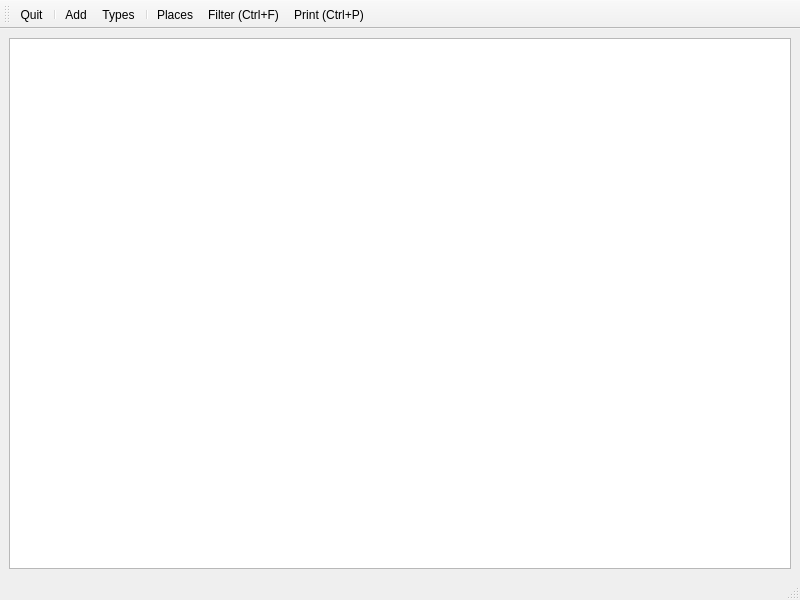
Qt form mainwindow.ui (clckwrkbdgr/inventory) before a commit.
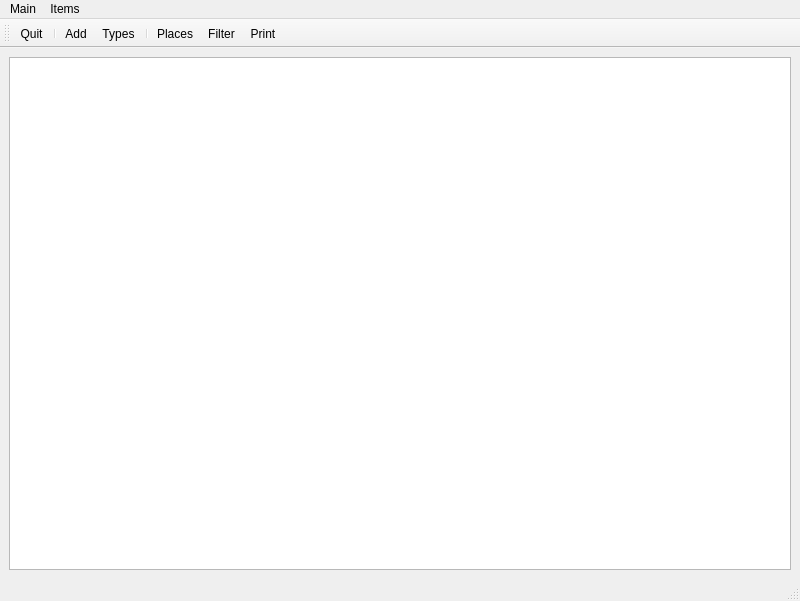
The same form after that commit. Icons and pictures are not drawn.

What changed in the file:
```diff
--- a/mainwindow.ui
+++ b/mainwindow.ui
@@ -7,7 +7,7 @@
     <x>0</x>
     <y>0</y>
     <width>800</width>
-    <height>600</height>
+    <height>601</height>
    </rect>
   </property>
   <property name="windowTitle">
@@ -65,6 +65,43 @@
    <addaction name="actionFilter"/>
    <addaction name="actionPrint"/>
   </widget>
+  <widget class="QMenuBar" name="menuBar">
+   <property name="geometry">
+    <rect>
+     <x>0</x>
+     <y>0</y>
+     <width>800</width>
+     <height>25</height>
+    </rect>
+   </property>
+   <widget class="QMenu" name="menuMain">
+    <property name="title">
+     <string>Main</string>
+    </property>
+    <addaction name="actionPlaces"/>
+    <addaction name="actionItemTypes"/>
+    <addaction name="separator"/>
+    <addaction name="actionFilter"/>
+    <addaction name="actionPrint"/>
+    <addaction name="separator"/>
+    <addaction name="actionQuit"/>
+   </widget>
+   <widget class="QMenu" name="menuItems">
+    <property name="title">
+     <string>Items</string>
+    </property>
+    <addaction name="separator"/>
+    <addaction name="actionAdd"/>
+    <addaction name="actionEdit"/>
+    <addaction name="actionRemoveItem"/>
+    <addaction name="separator"/>
+    <addaction name="actionDeactivate"/>
+    <addaction name="separator"/>
+    <addaction name="actionHistory"/>
+   </widget>
+   <addaction name="menuMain"/>
+   <addaction name="menuItems"/>
+  </widget>
   <action name="actionAdd">
    <property name="icon">
     <iconset resource="icons.qrc">
@@ -140,7 +177,7 @@
      <normaloff>:/icons/filter</normaloff>:/icons/filter</iconset>
    </property>
    <property name="text">
-    <string>Filter (Ctrl+F)</string>
+    <string>Filter</string>
    </property>
    <property name="toolTip">
     <string>Set filter on item view</string>
@@ -176,7 +213,7 @@
      <normaloff>:/icons/print</normaloff>:/icons/print</iconset>
    </property>
    <property name="text">
-    <string>Print (Ctrl+P)</string>
+    <string>Print</string>
    </property>
    <property name="toolTip">
     <string>Print current view</string>
@@ -194,7 +231,7 @@
      <normaloff>:/icons/quit</normaloff>:/icons/quit</iconset>
    </property>
    <property name="text">
-    <string>Quit (Ctrl+Q)</string>
+    <string>Quit</string>
    </property>
    <property name="iconText">
     <string>Quit</string>
```
Left out of the diff: 38 changed lines with no effect on the pictures.
